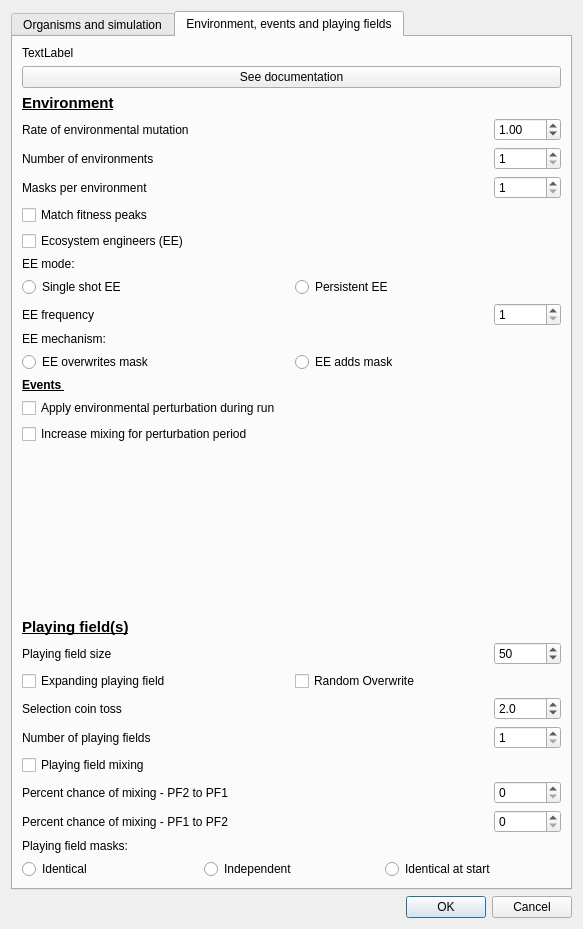
palaeoware/trevosim, file settings.ui: the form before one commit.
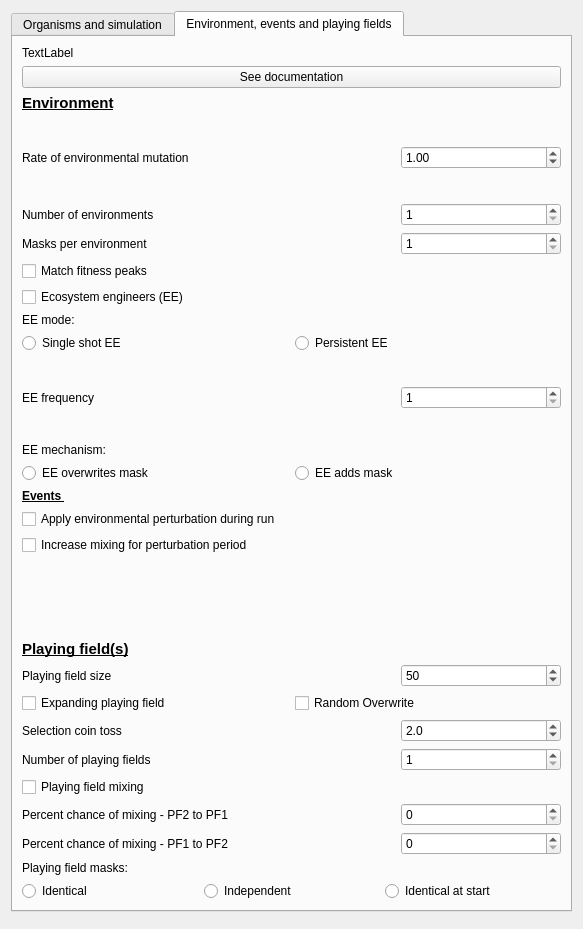
The form after the commit. The open tabs and pages were chosen to show the change.

Patch:
```diff
--- a/settings.ui
+++ b/settings.ui
@@ -417,9 +417,6 @@
        </item>
        <item row="12" column="1">
         <spacer name="horizontalSpacer_3">
-         <property name="orientation">
-          <enum>Qt::Orientation::Horizontal</enum>
-         </property>
          <property name="sizeHint" stdset="0">
           <size>
            <width>40</width>
@@ -437,9 +434,6 @@
        </item>
        <item row="19" column="0">
         <spacer name="verticalSpacer">
-         <property name="orientation">
-          <enum>Qt::Orientation::Vertical</enum>
-         </property>
          <property name="sizeHint" stdset="0">
           <size>
            <width>20</width>
@@ -495,9 +489,6 @@
        </item>
        <item row="4" column="1">
         <spacer name="horizontalSpacer">
-         <property name="orientation">
-          <enum>Qt::Orientation::Horizontal</enum>
-         </property>
          <property name="sizeHint" stdset="0">
           <size>
            <width>40</width>
@@ -726,11 +717,8 @@
    </item>
    <item>
     <widget class="QDialogButtonBox" name="buttonBox">
-     <property name="orientation">
-      <enum>Qt::Orientation::Horizontal</enum>
-     </property>
      <property name="standardButtons">
-      <set>QDialogButtonBox::StandardButton::Cancel|QDialogButtonBox::StandardButton::Ok</set>
+      <set>QDialogButtonBox::NoButton</set>
      </property>
     </widget>
    </item>
```
Left out of the diff: 12 changed lines with no effect on the pictures.
